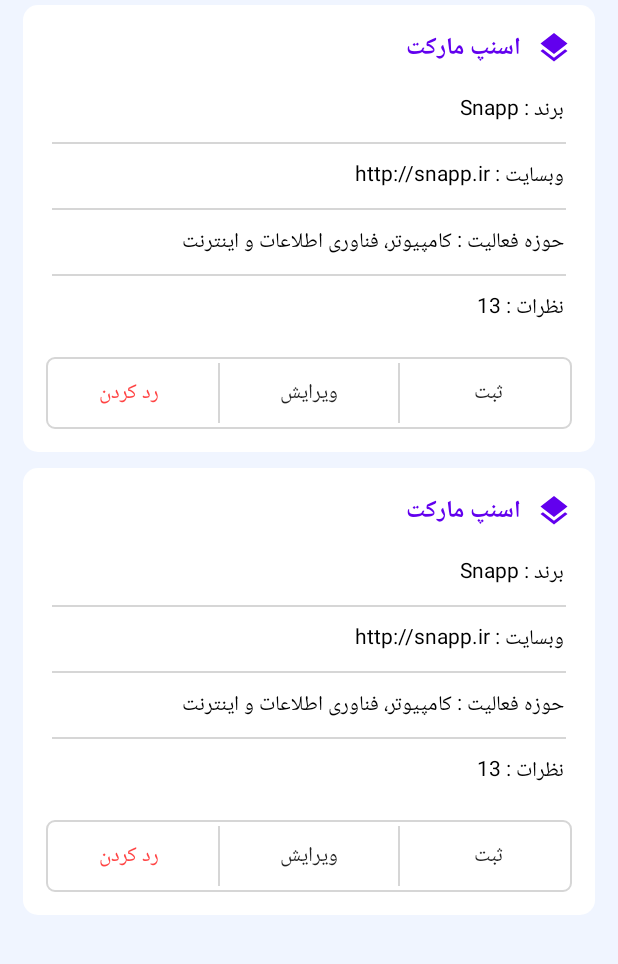
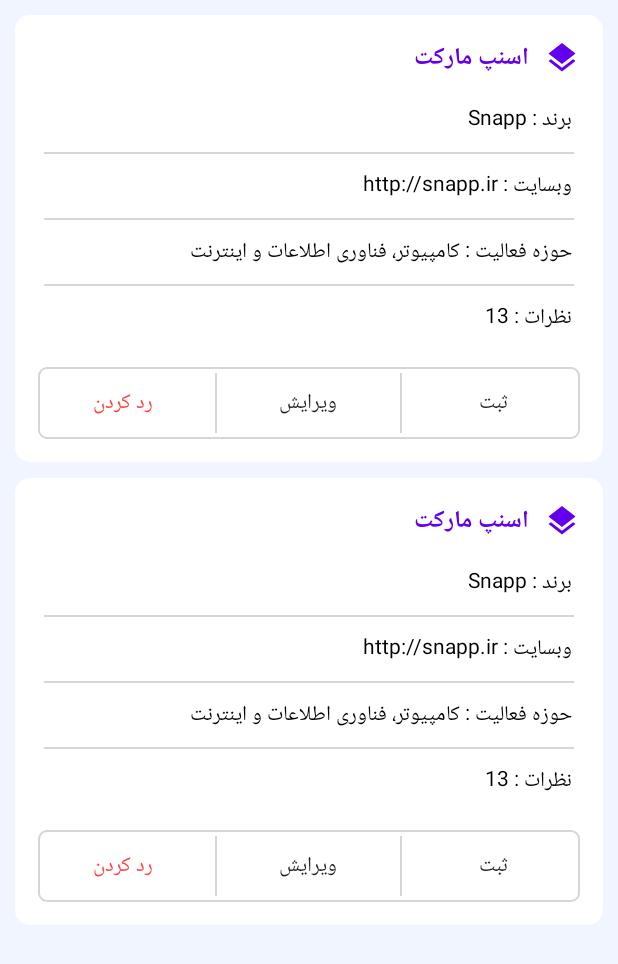
Before and after one commit to JavadEsl77/cx-back-office, an Android app: the fragment OfficePageFragment shown on its own in the app's theme, on a phone screen of 412 x 824 dp. Shown: the top 964 px of the screen. Run offline under Robolectric (Android 15) with nearby library versions, the phone set to English and light mode, and no system bars.

```diff
--- a/app/src/main/res/layout/fragment_office_page.xml
+++ b/app/src/main/res/layout/fragment_office_page.xml
@@ -14,10 +14,10 @@
         <LinearLayout
             android:layout_width="match_parent"
             android:layout_height="wrap_content"
-            android:layout_marginTop="3dp"
+            android:layout_marginTop="10dp"
             android:layout_marginBottom="7dp"
-            android:layout_marginRight="15dp"
-            android:layout_marginLeft="15dp"
+            android:layout_marginRight="10dp"
+            android:layout_marginLeft="10dp"
             android:padding="15dp"
             android:background="@drawable/shape_layout_item_rec"
             android:orientation="vertical">
@@ -137,8 +137,8 @@
             android:layout_height="wrap_content"
             android:layout_marginTop="3dp"
             android:layout_marginBottom="7dp"
-            android:layout_marginRight="15dp"
-            android:layout_marginLeft="15dp"
+            android:layout_marginRight="10dp"
+            android:layout_marginLeft="10dp"
             android:padding="15dp"
             android:background="@drawable/shape_layout_item_rec"
             android:orientation="vertical">
```
Also changed, not shown: app/src/main/res/layout/fragment_home.xml (+10 -8 lines), app/src/main/res/values/themes.xml (+12 -0 lines).
